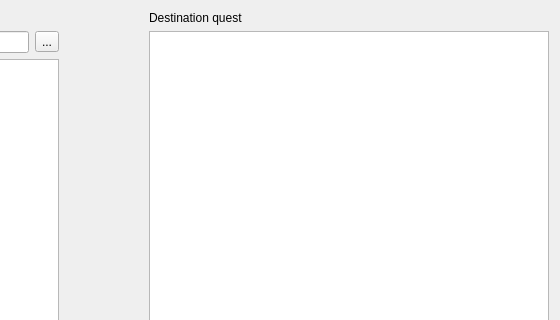
First picture: the form in src/widgets/import_dialog.ui, repository solarus-games/solarus-quest-editor, before the edit; both pictures show x 400 to 960 and y 0 to 320 of the 960 by 720 pixel window.
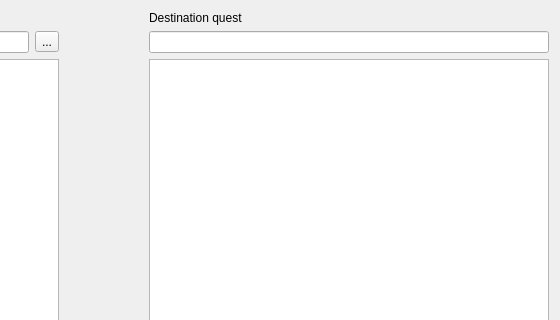
Second picture: the form after the edit. Icons and pictures are not drawn. Custom widgets are drawn as their Qt base class.

Commit message: Import dialog

Patch:
```diff
--- a/src/widgets/import_dialog.ui
+++ b/src/widgets/import_dialog.ui
@@ -66,7 +66,7 @@
        </item>
       </layout>
      </widget>
-     <widget class="QWidget" name="layoutWidget">
+     <widget class="QWidget" name="layoutWidget_2">
       <layout class="QVBoxLayout" name="vertical_layout">
        <item>
         <widget class="QLabel" name="destination_quest_label">
@@ -75,6 +75,13 @@
          </property>
         </widget>
        </item>
+       <item>
+        <widget class="QLineEdit" name="destination_quest_field">
+         <property name="readOnly">
+          <bool>true</bool>
+         </property>
+        </widget>
+       </item>
        <item>
         <widget class="SolarusEditor::QuestTreeView" name="destination_quest_tree_view"/>
        </item>
```
Left out of the diff: 3 changed lines with no effect on the pictures.
